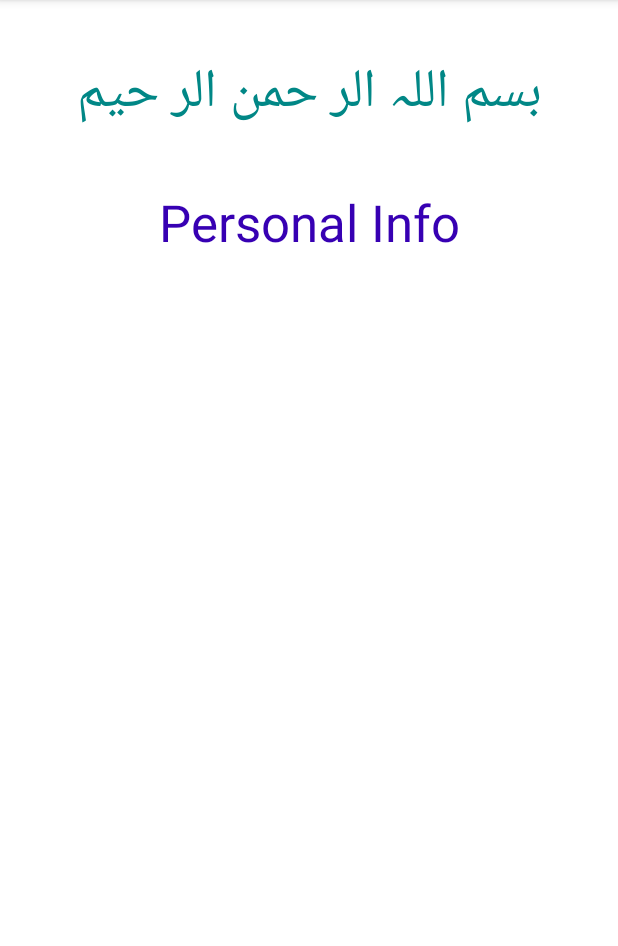
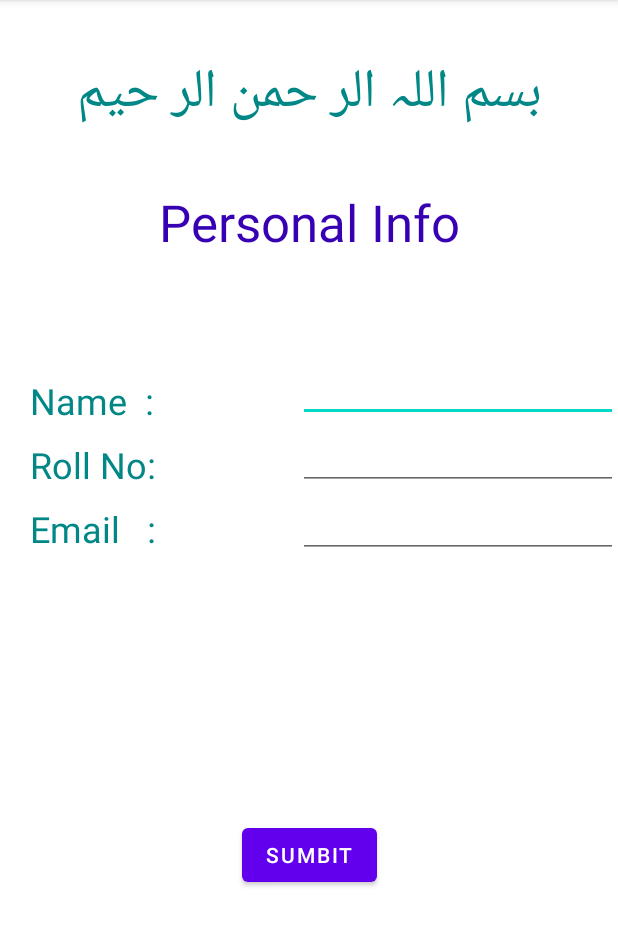
Before and after one commit to saamiull/Android-Studio-Introduction, an Android app: the screen it shows after launch (MainActivity), on a phone screen of 412 x 824 dp, the part 84-1030 px from its top. Run offline under Robolectric (Android 15) with nearby library versions, the phone set to English and light mode, and no system bars.

Commit message:
Multiple Screens Task 02

```diff
--- a/Test App/app/src/main/res/layout/activity_main.xml
+++ b/Test App/app/src/main/res/layout/activity_main.xml
@@ -30,4 +30,78 @@
         app:layout_constraintStart_toStartOf="parent"
         app:layout_constraintTop_toBottomOf="@+id/textView2" />
 
+    <TextView
+        android:id="@+id/textView3"
+        android:layout_width="wrap_content"
+        android:layout_height="wrap_content"
+        android:layout_marginStart="20dp"
+        android:layout_marginTop="80dp"
+        android:text="Name  :"
+        android:textColor="@color/teal_700"
+        android:textSize="24sp"
+        app:layout_constraintStart_toStartOf="parent"
+        app:layout_constraintTop_toBottomOf="@+id/textView" />
+
+    <TextView
+        android:id="@+id/textView4"
+        android:layout_width="wrap_content"
+        android:layout_height="wrap_content"
+        android:layout_marginStart="20dp"
+        android:layout_marginTop="10dp"
+        android:text="Roll No:"
+        android:textColor="@color/teal_700"
+        android:textSize="24sp"
+        app:layout_constraintStart_toStartOf="parent"
+        app:layout_constraintTop_toBottomOf="@+id/textView3" />
+
+    <TextView
+        android:id="@+id/textView6"
+        android:layout_width="wrap_content"
+        android:layout_height="wrap_content"
+        android:layout_marginStart="20dp"
+        android:layout_marginTop="10dp"
+        android:text="Email   :"
+        android:textColor="@color/teal_700"
+        android:textSize="24sp"
+        app:layout_constraintStart_toStartOf="parent"
+        app:layout_constraintTop_toBottomOf="@+id/textView4" />
+
+    <EditText
+        android:id="@+id/editTextTextPersonName"
+        android:layout_width="wrap_content"
+        android:layout_height="wrap_content"
+        android:layout_marginTop="65dp"
+        android:ems="10"
+        android:inputType="textPersonName"
+        app:layout_constraintEnd_toEndOf="parent"
+        app:layout_constraintTop_toBottomOf="@+id/textView" />
+
+    <EditText
+        android:id="@+id/editTextTextPersonName2"
+        android:layout_width="wrap_content"
+        android:layout_height="wrap_content"
+        android:ems="10"
+        android:inputType="textPersonName"
+        app:layout_constraintEnd_toEndOf="parent"
+        app:layout_constraintTop_toBottomOf="@+id/editTextTextPersonName" />
+
+    <EditText
+        android:id="@+id/editTextTextPersonName3"
+        android:layout_width="wrap_content"
+        android:layout_height="wrap_content"
+        android:ems="10"
+        android:inputType="textPersonName"
+        app:layout_constraintEnd_toEndOf="parent"
+        app:layout_constraintTop_toBottomOf="@+id/editTextTextPersonName2" />
+
+    <Button
+        android:id="@+id/button"
+        android:layout_width="wrap_content"
+        android:layout_height="wrap_content"
+        android:text="Sumbit"
+        app:layout_constraintBottom_toBottomOf="parent"
+        app:layout_constraintEnd_toEndOf="parent"
+        app:layout_constraintStart_toStartOf="parent"
+        app:layout_constraintTop_toBottomOf="@+id/editTextTextPersonName3" />
+
 </androidx.constraintlayout.widget.ConstraintLayout>
```
